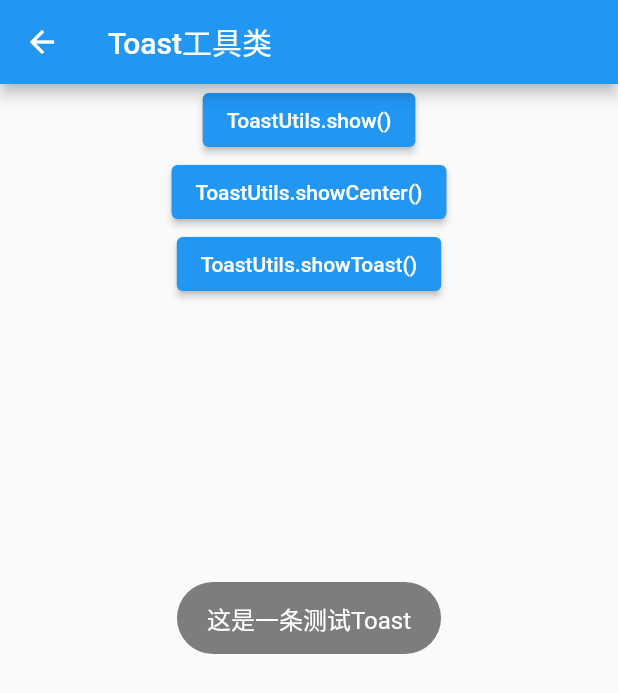
After one commit to Fitem/flutter_util_code, a Flutter app: the ToastPage screen opened directly, after a tap on "ToastUtils.showCenter()", on a phone screen of 412 x 824 dp. The commit adds this screen. Shown: the top 693 px of the screen. Run offline on Flutter 3.47's test engine with Material 2 defaults, Android fonts, the phone set to English and light mode, and no system bars; our stand-ins replace device_info_plus, fluttertoast, get, shared_preferences; accounts and stored records are empty.

Commit message:
feat: 完善ToastUtils工具类

```diff
--- /dev/null
+++ b/example/lib/function/toast_page.dart
@@ -0,0 +1,50 @@
+import 'package:flutter/material.dart';
+import 'package:flutter_util_code/utils.dart';
+
+///  Name: Toast工具页
+///  Created by Fitem on 2023/6/4
+class ToastPage extends StatelessWidget {
+  const ToastPage({Key? key}) : super(key: key);
+
+  @override
+  Widget build(BuildContext context) {
+    return Scaffold(
+      appBar: AppBar(
+        title: const Text('Toast工具类'),
+      ),
+      body: SizedBox(
+        width: double.infinity,
+        height: double.infinity,
+        child: Column(
+          children: [
+            ElevatedButton(onPressed: _handleToastShow, child: const Text('ToastUtils.show()')),
+            ElevatedButton(onPressed: _handleToastShowCenter, child: const Text('ToastUtils.showCenter()')),
+            ElevatedButton(onPressed: _handleToastShowToast, child: const Text('ToastUtils.showToast()')),
+          ],
+        ),
+      ),
+    );
+  }
+
+  /// 显示Toast
+  void _handleToastShow() {
+    ToastUtils.show('这是一条测试Toast');
+  }
+
+  /// 显示中间Toast
+  void _handleToastShowCenter() {
+    ToastUtils.showCenter('这是一条测试Toast');
+  }
+
+  /// 显示自定义Toast
+  void _handleToastShowToast() {
+    ToastUtils.showToast(
+      '这是一条测试Toast',
+      gravity: FToastGravity.snackBar,
+      toast: FToast.lengthLong,
+      bgColor: Colors.red,
+      textColor: Colors.white,
+      fontSize: 20,
+    );
+  }
+}
--- a/lib/toast_utils.dart
+++ b/lib/toast_utils.dart
@@ -130,6 +130,7 @@ enum FToastGravity {
 }
 
 /// Toast显示时间
+/// 两种模式：[lengthShort] 显示时长 1秒钟、[lengthLong] 显示时长 5秒钟
 /// Only for Android Platform
 enum FToast {
   /// Show Short toast for 1 sec
```
Also changed, not shown: 1 other file.
